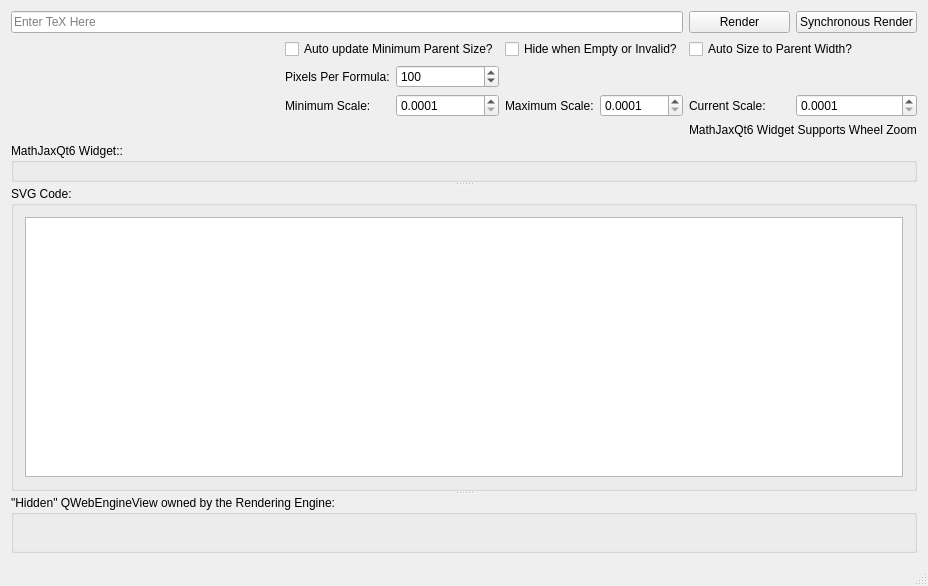
towel42-com/T42-MathJaxQt6, file examples/GUI/MainWindow.ui: the form before one commit.
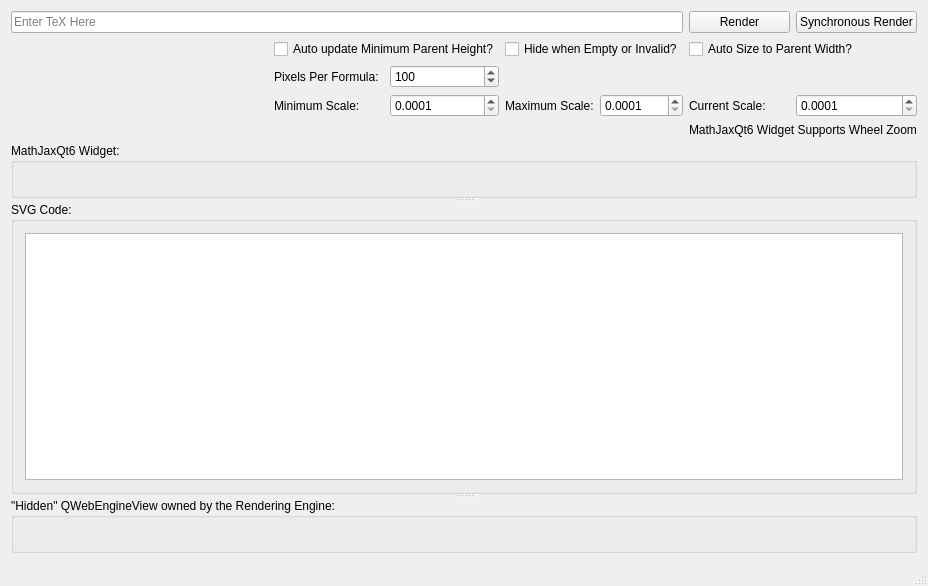
The form after the commit. Custom widgets are drawn as their Qt base class.

What changed in the file:
```diff
--- a/examples/GUI/MainWindow.ui
+++ b/examples/GUI/MainWindow.ui
@@ -72,7 +72,7 @@
     <item row="1" column="1" colspan="2">
      <widget class="QCheckBox" name="autoUpdateMinimumParentSize">
       <property name="text">
-       <string>Auto update Minimum Parent Size?</string>
+       <string>Auto update Minimum Parent Height?</string>
       </property>
      </widget>
     </item>
@@ -128,10 +128,15 @@
       <property name="orientation">
        <enum>Qt::Orientation::Vertical</enum>
       </property>
-      <widget class="NTowel42::CMathJaxQt6Widget" name="mathJaxWidget">
+      <widget class="QGroupBox" name="groupBox">
        <property name="title">
-        <string>MathJaxQt6 Widget::</string>
+        <string>MathJaxQt6 Widget:</string>
        </property>
+       <layout class="QHBoxLayout" name="horizontalLayout">
+        <item>
+         <widget class="NTowel42::CMathJaxQt6Widget" name="mathJaxWidget" native="true"/>
+        </item>
+       </layout>
       </widget>
       <widget class="QGroupBox" name="groupBox_2">
        <property name="title">
@@ -206,8 +211,8 @@
  <customwidgets>
   <customwidget>
    <class>NTowel42::CMathJaxQt6Widget</class>
-   <extends>QGroupBox</extends>
-   <header>include/MathJaxQt6Widget.h</header>
+   <extends>QWidget</extends>
+   <header>T42-MathJaxQt6/include/MathJaxQt6Widget.h</header>
    <container>1</container>
   </customwidget>
  </customwidgets>
```
Left out of the diff: 4 changed lines with no effect on the pictures.
